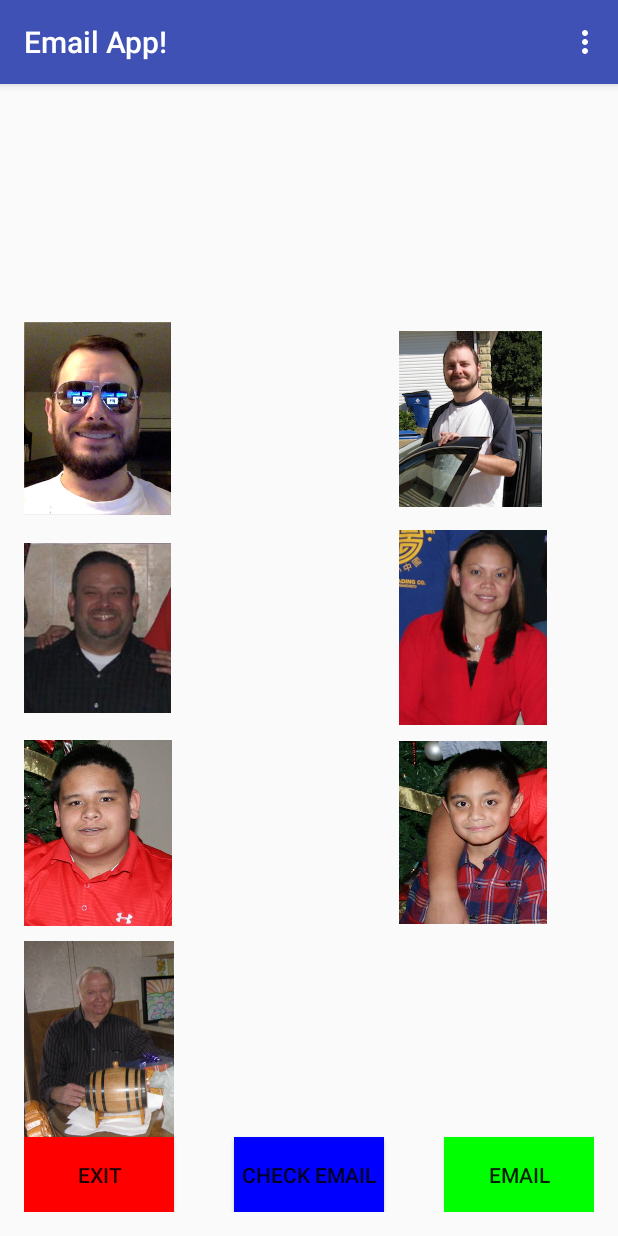
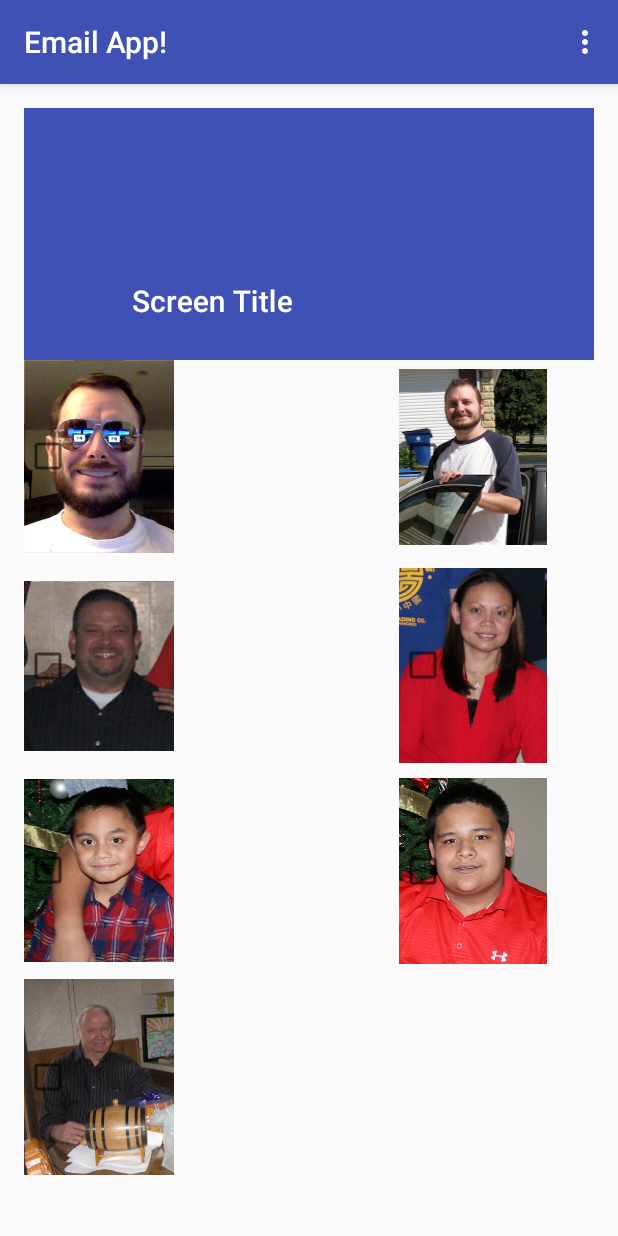
Before and after one commit to Troyaz12/Easy-Email, an Android app: the screen it shows after launch (MainActivity), on a phone screen of 412 x 824 dp. Run offline under Robolectric (Android 15) with nearby library versions, the phone set to English and light mode, and no system bars; pictures from the network do not load.

Commit message:
add collapsed toolbar

```diff
--- a/app/src/main/java/com/example/android/newemailappmom/MainActivity.java
+++ b/app/src/main/java/com/example/android/newemailappmom/MainActivity.java
@@ -8,13 +8,16 @@
 import android.net.Uri;
 import android.os.Bundle;
 import android.preference.PreferenceManager;
+import android.support.design.widget.CollapsingToolbarLayout;
 import android.support.v7.app.AppCompatActivity;
-import android.util.Log;
+import android.support.v7.widget.LinearLayoutManager;
+import android.support.v7.widget.RecyclerView;
 import android.view.Menu;
 import android.view.MenuItem;
 import android.view.View;
+import android.view.ViewGroup;
 import android.widget.CheckBox;
-import android.widget.CompoundButton;
+import android.widget.TextView;
 
 public class MainActivity extends AppCompatActivity {
     private String eMail=null;
@@ -31,6 +34,33 @@
         super.onCreate(savedInstanceState);
         setContentView(R.layout.activity_main);
 
+        ((CollapsingToolbarLayout) findViewById(R.id.collapsing_toolbar_layout)).setTitle("Screen Title");
+        RecyclerView rv = (RecyclerView) findViewById(R.id.recyclerview);
+        rv.setLayoutManager(new LinearLayoutManager(this));
+        rv.setAdapter(new RecyclerView.Adapter<ViewHolder>() {
+            @Override
+            public ViewHolder onCreateViewHolder(ViewGroup parent, int position) {
+                return new ViewHolder(getLayoutInflater().inflate(R.layout.content_main, parent, false));
+            }
+
+            @Override
+            public void onBindViewHolder(ViewHolder viewHolder, int position) {
+                viewHolder.contact1.setBackgroundResource(R.drawable.custombuttontroy);
+                viewHolder.contact2.setBackgroundResource(R.drawable.custombuttoncory);
+                viewHolder.contact3.setBackgroundResource(R.drawable.custombuttonmarc);
+                viewHolder.contact4.setBackgroundResource(R.drawable.custombuttonpiche);
+                viewHolder.contact5.setBackgroundResource(R.drawable.custombuttonbrennen);
+                viewHolder.contact6.setBackgroundResource(R.drawable.custombuttonadrian);
+                viewHolder.contact7.setBackgroundResource(R.drawable.custombuttondad);
+            }
+
+            @Override
+            public int getItemCount() {
+                return 1;
+            }
+        });
+
+
         this.setVolumeControlStream(AudioManager.STREAM_MUSIC);
 // Load the sound
         soundPool = new SoundPool(10, AudioManager.STREAM_MUSIC, 0);
@@ -44,16 +74,16 @@
 
         soundID = soundPool.load(this, R.raw.unselect, 1);
 
-        // get checkbox
-        CheckBox contact1 = (CheckBox) findViewById(R.id.contact1);
-        CheckBox contact2 = (CheckBox) findViewById(R.id.contact2);
-        CheckBox contact3 = (CheckBox) findViewById(R.id.contact3);
-        CheckBox contact4 = (CheckBox) findViewById(R.id.contact4);
-        CheckBox contact5 = (CheckBox) findViewById(R.id.contact5);
-        CheckBox contact6 = (CheckBox) findViewById(R.id.contact6);
-        CheckBox contact7 = (CheckBox) findViewById(R.id.contact7);
 
 
+  //      CheckBox contact2 = (CheckBox) findViewById(R.id.contact2);
+  //      CheckBox contact3 = (CheckBox) findViewById(R.id.contact3);
+  //      CheckBox contact4 = (CheckBox) findViewById(R.id.contact4);
+    //    CheckBox contact5 = (CheckBox) findViewById(R.id.contact5);
+      //  CheckBox contact6 = (CheckBox) findViewById(R.id.contact6);
+     //   CheckBox contact7 = (CheckBox) findViewById(R.id.contact7);
+
+/*
         //set click listeners for checkboxes
         contact1.setOnCheckedChangeListener(new CompoundButton.OnCheckedChangeListener() {
             @Override
@@ -133,6 +163,7 @@
                 }
             }
         });
+        */
     }
 
     protected void onStart(){
@@ -148,6 +179,33 @@
 
         if(soundOn==true)
             intro.start();
+    }
+    private static class ViewHolder extends RecyclerView.ViewHolder {
+        TextView text1;
+        TextView text2;
+        CheckBox contact1;
+        CheckBox contact2;
+        CheckBox contact3;
+        CheckBox contact4;
+        CheckBox contact5;
+        CheckBox contact6;
+        CheckBox contact7;
+
+
+
+        public ViewHolder(View itemView) {
+            super(itemView);
+            // get checkbox
+            contact1 = (CheckBox) itemView.findViewById(R.id.contact1);
+            contact2 = (CheckBox) itemView.findViewById(R.id.contact2);
+            contact3 = (CheckBox) itemView.findViewById(R.id.contact3);
+            contact4 = (CheckBox) itemView.findViewById(R.id.contact4);
+            contact5 = (CheckBox) itemView.findViewById(R.id.contact5);
+            contact6 = (CheckBox) itemView.findViewById(R.id.contact6);
+            contact7 = (CheckBox) itemView.findViewById(R.id.contact7);
+
+
+        }
     }
     @Override
     public boolean onCreateOptionsMenu(Menu menu) {
@@ -193,17 +251,17 @@
             selected.start();
 
         CheckBox checkBox1 = (CheckBox) findViewById(R.id.contact1);
-        CheckBox checkBox2 = (CheckBox) findViewById(R.id.contact2);
-        CheckBox checkBox3 = (CheckBox) findViewById(R.id.contact3);
-        CheckBox checkBox4 = (CheckBox) findViewById(R.id.contact4);
-        CheckBox checkBox5 = (CheckBox) findViewById(R.id.contact5);
-        CheckBox checkBox6 = (CheckBox) findViewById(R.id.contact6);
-        CheckBox checkBox7 = (CheckBox) findViewById(R.id.contact7);
+    //    CheckBox checkBox2 = (CheckBox) findViewById(R.id.contact2);
+  //      CheckBox checkBox3 = (CheckBox) findViewById(R.id.contact3);
+  //      CheckBox checkBox4 = (CheckBox) findViewById(R.id.contact4);
+  //      CheckBox checkBox5 = (CheckBox) findViewById(R.id.contact5);
+ //       CheckBox checkBox6 = (CheckBox) findViewById(R.id.contact6);
+ //       CheckBox checkBox7 = (CheckBox) findViewById(R.id.contact7);
 
         if(checkBox1.isChecked()==true){
             eMail = "example@gmail.com; ";
         }
-
+/*
         if(checkBox2.isChecked()==true){
             eMail = eMail+"example2@gmail.com; ";
         }
@@ -222,7 +280,7 @@
         if(checkBox7.isChecked()==true){
             eMail = eMail+"example7@gmail.com; ";
         }
-
+*/
         Intent i = new Intent(Intent.ACTION_SENDTO,
                 Uri.fromParts("mailto", eMail, null)
         );
--- a/app/src/main/res/layout/activity_main.xml
+++ b/app/src/main/res/layout/activity_main.xml
@@ -4,20 +4,48 @@
     xmlns:tools="http://schemas.android.com/tools"
     android:layout_width="match_parent"
     android:layout_height="match_parent"
-    android:fitsSystemWindows="true"
-    tools:context="com.example.android.newemailappmom.MainActivity">
+    android:paddingBottom="@dimen/activity_vertical_margin"
+    android:paddingLeft="@dimen/activity_horizontal_margin"
+    android:paddingRight="@dimen/activity_horizontal_margin"
+    android:paddingTop="@dimen/activity_vertical_margin"
+    app:layout_behavior="@string/appbar_scrolling_view_behavior"
+    tools:context="com.example.android.newemailappmom.MainActivity"
+    tools:showIn="@layout/activity_main">
 
     <android.support.design.widget.AppBarLayout
+        android:id="@+id/app_bar_layout"
         android:layout_width="match_parent"
-        android:layout_height="wrap_content"
-        android:theme="@style/AppTheme.AppBarOverlay">
+        android:layout_height="168dp"
+        android:background="?colorPrimary">
+
+        <android.support.design.widget.CollapsingToolbarLayout
+            android:id="@+id/collapsing_toolbar_layout"
+            android:layout_width="match_parent"
+            android:layout_height="match_parent"
+            app:collapsedTitleTextAppearance="@style/TextAppearance.AppCompat.Widget.ActionBar.Title.Inverse"
+            app:expandedTitleTextAppearance="@style/TextAppearance.AppCompat.Widget.ActionBar.Title.Inverse"
+            app:expandedTitleMarginStart="72dp"
+            app:layout_scrollFlags="scroll|exitUntilCollapsed">
+
+            <android.support.v7.widget.Toolbar
+                android:id="@+id/app_bar"
+                android:layout_width="match_parent"
+                android:layout_height="?actionBarSize"
+                android:theme="@style/ThemeOverlay.AppCompat.Dark.ActionBar"
+                app:contentInsetStart="72dp"
+                app:layout_collapseMode="pin" />
+
+        </android.support.design.widget.CollapsingToolbarLayout>
+    </android.support.design.widget.AppBarLayout>
 
 
 
-    </android.support.design.widget.AppBarLayout>
-
-    <include layout="@layout/content_main" />
-
+    <android.support.v7.widget.RecyclerView
+        android:id="@+id/recyclerview"
+        android:layout_width="match_parent"
+        android:layout_height="match_parent"
+        app:layout_behavior="@string/appbar_scrolling_view_behavior"
+        />
 
 
 </android.support.design.widget.CoordinatorLayout>
--- a/app/src/main/res/layout/content_main.xml
+++ b/app/src/main/res/layout/content_main.xml
@@ -1,34 +1,70 @@
 <?xml version="1.0" encoding="utf-8"?>
 <RelativeLayout xmlns:android="http://schemas.android.com/apk/res/android"
-    xmlns:app="http://schemas.android.com/apk/res-auto"
-    xmlns:tools="http://schemas.android.com/tools"
-    android:layout_width="match_parent"
-    android:layout_height="match_parent"
-    android:paddingBottom="@dimen/activity_vertical_margin"
-    android:paddingLeft="@dimen/activity_horizontal_margin"
-    android:paddingRight="@dimen/activity_horizontal_margin"
-    android:paddingTop="@dimen/activity_vertical_margin"
-    app:layout_behavior="@string/appbar_scrolling_view_behavior"
-    tools:context="com.example.android.newemailappmom.MainActivity"
-    tools:showIn="@layout/activity_main">
+    android:orientation="vertical" android:layout_width="match_parent"
+    android:layout_height="match_parent">
 
-    <Button
-        android:layout_width="100dp"
-        android:layout_height="50dp"
-        android:text="@string/exit"
-        android:id="@+id/exit"
-        android:layout_alignParentBottom="true"
-        android:layout_alignParentLeft="true"
-        android:background="#ffff0000"
-        android:onClick="exitApp"
-        />
+    <TableLayout
+        android:layout_width="match_parent"
+        android:layout_height="match_parent"
+        >
+        <TableRow>
+            <CheckBox
+                android:layout_height="wrap_content"
+                android:layout_width="wrap_content"
+                android:id="@+id/contact1"/>
+            <CheckBox
+                android:layout_height="wrap_content"
+                android:layout_width="wrap_content"
+                android:layout_marginLeft="150dp"
+                android:id="@+id/contact2"/>
+        </TableRow>
+        <TableRow>
+
+            <CheckBox
+                android:layout_height="wrap_content"
+                android:layout_width="wrap_content"
+                android:layout_marginTop="10dp"
+                android:id="@+id/contact3"/>
+            <CheckBox
+                android:layout_marginTop="10dp"
+                android:layout_marginLeft="150dp"
+                android:layout_height="wrap_content"
+                android:layout_width="wrap_content"
+                android:id="@+id/contact4"/>
+        </TableRow>
+        <TableRow>
+
+            <CheckBox
+
+                android:layout_marginTop="10dp"
+                android:layout_height="wrap_content"
+                android:layout_width="wrap_content"
+                android:id="@+id/contact5"/>
+            <CheckBox
+                android:layout_marginTop="10dp"
+                android:layout_marginLeft="150dp"
+                android:layout_height="wrap_content"
+                android:layout_width="wrap_content"
+                android:id="@+id/contact6"/>
+        </TableRow>
+        <TableRow>
+
+            <CheckBox
+                android:layout_marginTop="10dp"
+                android:layout_marginBottom="100dp"
+                android:layout_height="wrap_content"
+                android:layout_width="wrap_content"
+                android:id="@+id/contact7"/>
+        </TableRow>
+    </TableLayout>
+
     <Button
         android:layout_width="100dp"
         android:layout_height="50dp"
         android:text="@string/check_email"
         android:id="@+id/emailProgram"
         android:layout_alignParentBottom="true"
-        android:layout_centerInParent="true"
+        android:layout_alignParentLeft="true"
         android:background="#0000FF"
         android:onClick="openEmail"
         />
@@ -44,82 +80,4 @@
         android:onClick="email"
         />
 
-    <ScrollView
-        android:layout_width="match_parent"
-        android:layout_height="wrap_content"
-        android:layout_above="@id/exit"
-        >
-        <TableLayout
-            android:layout_width="match_parent"
-            android:layout_height="match_parent">
-            <TableRow>
-            <CheckBox
-                android:layout_height="wrap_content"
-                android:layout_width="wrap_content"
-                android:button="@drawable/custombuttontroy"
-                android:id="@+id/contact1"/>
-
-            <CheckBox
-                android:layout_marginLeft="150dp"
-                android:layout_height="wrap_content"
-                android:layout_width="wrap_content"
-                android:button="@drawable/custombuttoncory"
-                android:id="@+id/contact2"
-                />
-            </TableRow>
-            <TableRow>
-            <CheckBox
-                android:layout_marginTop="10dp"
-                android:layout_height="wrap_content"
-                android:layout_width="wrap_content"
-                android:button="@drawable/custombuttonmarc"
-                android:id="@+id/contact3"
-               />
-
-            <CheckBox
-                android:layout_marginTop="10dp"
-                android:layout_marginLeft="150dp"
-                android:layout_height="wrap_content"
-                android:layout_width="wrap_content"
-                android:button="@drawable/custombuttonpiche"
-                android:id="@+id/contact4"
-
-               />
-            </TableRow>
-        <TableRow>
-            <CheckBox
-                android:layout_marginTop="10dp"
-                android:layout_height="wrap_content"
-                android:layout_width="wrap_content"
-                android:button="@drawable/custombuttonadrian"
-                android:id="@+id/contact5"
-               />
-
-            <CheckBox
-                android:layout_marginTop="10dp"
-                android:layout_marginLeft="150dp"
-                android:layout_height="wrap_content"
-                android:layout_width="wrap_content"
-                android:button="@drawable/custombuttonbrennen"
-                android:id="@+id/contact6"
-
-              />
-            </TableRow>
-            <TableRow>
-            <CheckBox
-                android:layout_marginTop="10dp"
-                android:layout_height="wrap_content"
-                android:layout_width="wrap_content"
-                android:button="@drawable/custombuttondad"
-                android:id="@+id/contact7"
-               />
-            </TableRow>
-
-
-        </TableLayout>
-
-    </ScrollView>
-
-
-
 </RelativeLayout>
```
